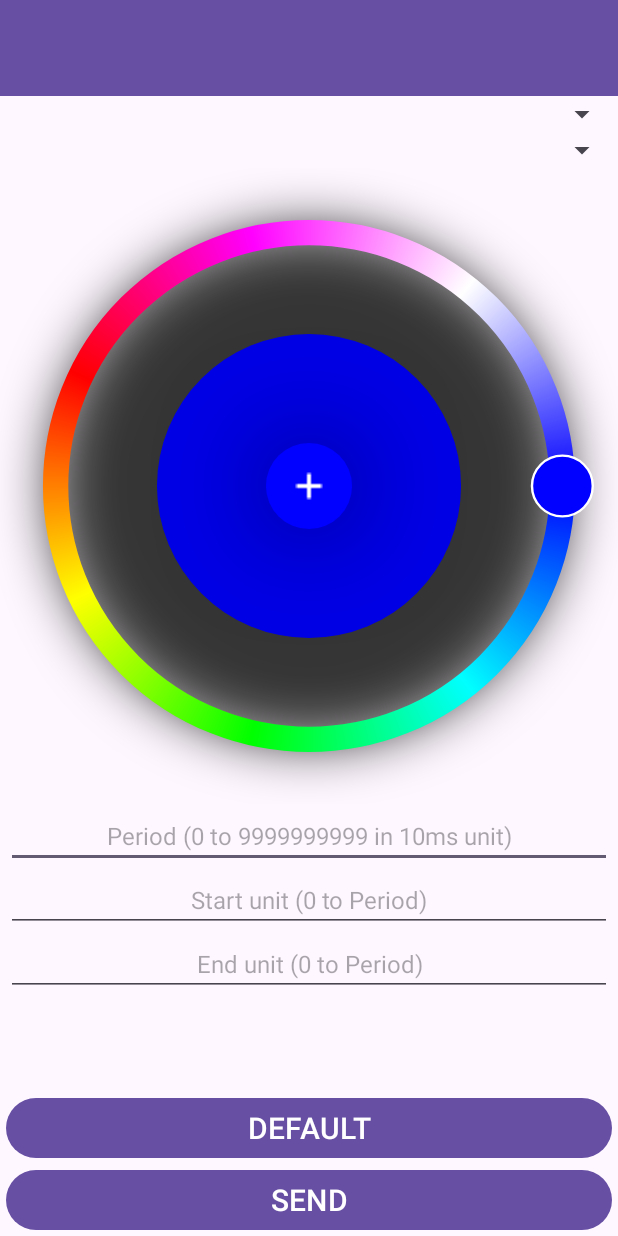
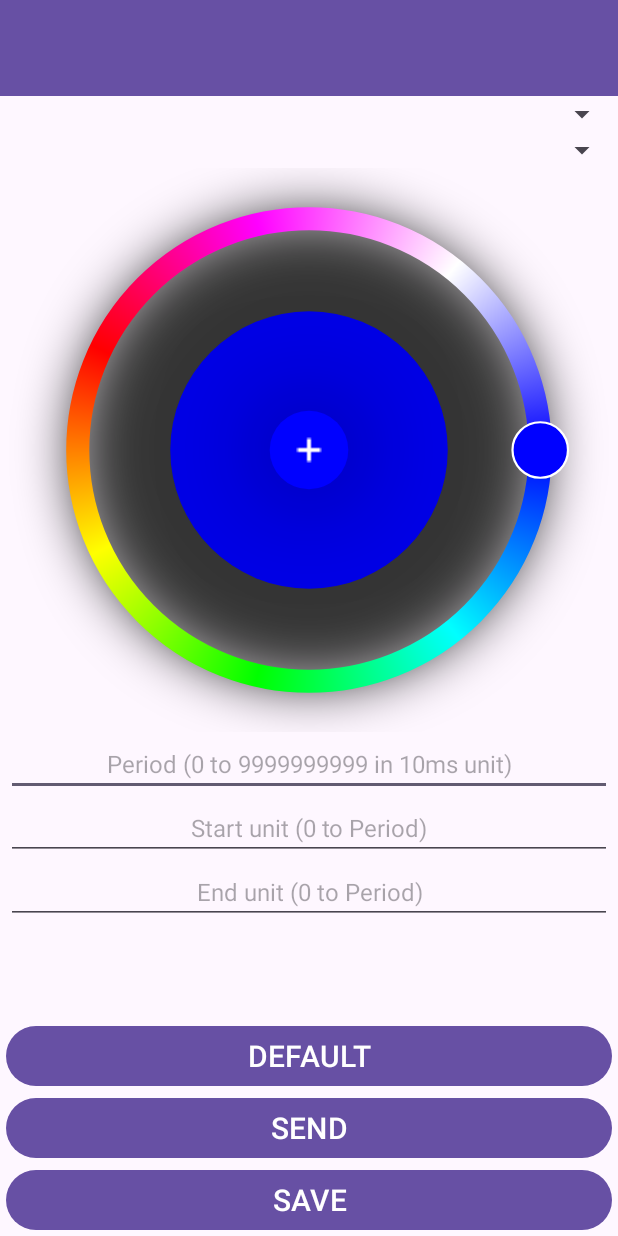
Before and after one commit to avburmel/DIGITART, an Android app: the layout activity_settings.xml on its own in the app's theme, with its tools: preview values and no code run, on a phone screen of 412 x 824 dp. Run offline under Robolectric (Android 15) with nearby library versions, the phone set to English and light mode, and no system bars.

Commit message:
more commands

```diff
--- a/android/src/main/res/layout/activity_image.xml
+++ b/android/src/main/res/layout/activity_image.xml
@@ -31,7 +31,6 @@
             android:layout_above="@+id/button_all"
             android:layout_marginLeft="4dp"
             android:layout_marginRight="4dp"
-            android:onClick="onClickButton"
             android:text="PRESETS" />
 
         <Button
--- a/android/src/main/res/layout/activity_settings.xml
+++ b/android/src/main/res/layout/activity_settings.xml
@@ -106,7 +106,7 @@
                     android:id="@+id/button_send"
                     android:layout_width="match_parent"
                     android:layout_height="wrap_content"
-                    android:layout_alignParentBottom="true"
+                    android:layout_above="@+id/button_save"
                     android:layout_centerHorizontal="true"
                     android:onClick="sendSettings"
                     android:text="SEND"
@@ -114,6 +114,18 @@
                     android:layout_marginLeft="4dp"
                     android:layout_marginRight="4dp" />
 
+                <Button
+                    android:id="@+id/button_save"
+                    android:layout_width="match_parent"
+                    android:layout_height="wrap_content"
+                    android:layout_alignParentBottom="true"
+                    android:layout_centerHorizontal="true"
+                    android:onClick="saveSettings"
+                    android:text="SAVE"
+                    android:textSize="20sp"
+                    android:layout_marginLeft="4dp"
+                    android:layout_marginRight="4dp" />
+
         </RelativeLayout>
 
 </androidx.constraintlayout.widget.ConstraintLayout>
```
Also changed, not shown: android/src/main/java/com/example/digitart/Settings.java (+35 -3 lines), android/src/main/java/com/example/digitart/SettingsActivity.java (+42 -10 lines).
